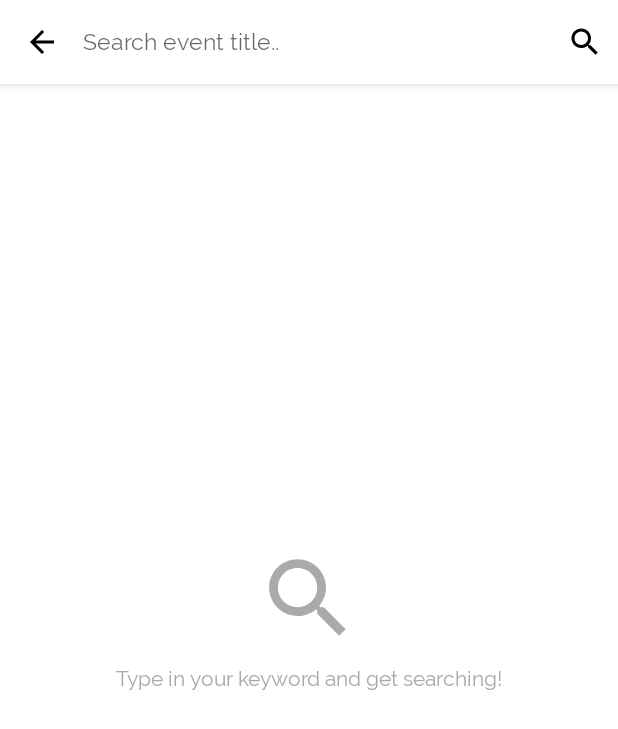
After one commit to DamiTesfaye/Tukio2.0, an Android app: the SearchActivity screen opened directly, with no data from a screen before it, on a phone screen of 412 x 824 dp. The commit adds this screen. Shown: the top 729 px of the screen. Run offline under Robolectric (Android 15) with nearby library versions, the light colour scheme and no system bars; our stand-ins replace CircleImageView, Firebase (no records; nobody signed in at launch, a user with empty details on screens opened directly); libraries missing offline, so code that uses them is left out: id.zelory.compressor; pictures from the network do not load.

Commit message:
Search activity feature implemented

```diff
--- a/app/src/main/AndroidManifest.xml
+++ b/app/src/main/AndroidManifest.xml
@@ -25,6 +25,8 @@
             android:roundIcon="@drawable/tukio_icon"
             android:supportsRtl="true"
             android:theme="@style/AppTheme">
+        <activity android:name=".View.Activities.SearchActivity">
+        </activity>
         <activity android:name=".View.Activities.EditProfileActivity">
         </activity>
         <activity android:name=".View.Activities.AddEventFinalActivity">
@@ -45,6 +47,7 @@
         <meta-data
                 android:name="com.google.android.geo.API_KEY"
                 android:value="@string/google_maps_key"/>
+
         <activity
                 android:name=".View.Activities.SplashActivity"
                 android:screenOrientation="portrait"
@@ -105,6 +108,7 @@
         <meta-data
                 android:name="com.google.firebase.messaging.default_notification_channel_id"
                 android:value="Tukio Events"/>
+
         <activity
                 android:name=".View.Activities.SignUpActivity"
                 android:theme="@style/AuthThemes"/>
--- a/app/src/main/java/io/neolution/eventify/View/Fragments/HomeFragment/HomeFragment.kt
+++ b/app/src/main/java/io/neolution/eventify/View/Fragments/HomeFragment/HomeFragment.kt
@@ -122,7 +122,7 @@ class HomeFragment: Fragment(){
         binding.fragHomeFineTuningLayout.visibility = VISIBLE
 
         eventViewModel.getPromotedEvents().orderBy("eventPostTime", Query.Direction.DESCENDING)
-            .addSnapshotListener(activity!!) { snapshot, _ ->
+            .addSnapshotListener { snapshot, _ ->
                 if (snapshot != null && !snapshot.isEmpty) {
 
                     val promotedEventList = mutableListOf<FullEventsModel>()
--- a/app/src/main/res/drawable/search_edit_text_bg.xml
+++ b/app/src/main/res/drawable/search_edit_text_bg.xml
@@ -4,7 +4,7 @@
 	<corners
 		android:radius="20dp"/>
 	<solid
-		android:color="#FAFAFA"
+		android:color="#EEEEEE"
 		/>
 
 </shape>
--- /dev/null
+++ b/app/src/main/res/layout/activity_search.xml
@@ -0,0 +1,153 @@
+<?xml version="1.0" encoding="utf-8"?>
+<android.support.constraint.ConstraintLayout
+        xmlns:android="http://schemas.android.com/apk/res/android"
+        xmlns:tools="http://schemas.android.com/tools"
+        xmlns:app="http://schemas.android.com/apk/res-auto"
+        android:layout_width="match_parent"
+        android:layout_height="match_parent"
+        android:background="@color/colorPrimary"
+        tools:context=".View.Activities.SearchActivity">
+
+    <android.support.design.widget.AppBarLayout
+            android:layout_width="match_parent"
+            app:layout_constraintTop_toTopOf="parent"
+            android:id="@+id/search_activity_app_bar"
+            android:layout_height="?attr/actionBarSize">
+
+        <android.support.v7.widget.Toolbar android:layout_width="match_parent"
+                                           android:layout_height="?attr/actionBarSize">
+
+            <LinearLayout android:layout_width="match_parent"
+                          android:orientation="horizontal"
+                          android:layout_height="match_parent">
+
+                <ImageButton
+                        android:layout_width="wrap_content"
+                        android:background="?attr/selectableItemBackgroundBorderless"
+                        android:layout_gravity="center_vertical"
+                        app:srcCompat="@drawable/ic_back"
+                        android:layout_marginEnd="5dp"
+                        android:id="@+id/search_activity_back_btn"
+                        android:layout_height="wrap_content"/>
+
+                <EditText android:layout_width="0dp"
+                          android:layout_marginStart="10dp"
+                          android:gravity="center_vertical"
+                          android:imeActionLabel="Search"
+                          android:imeOptions="actionSearch|actionDone|actionGo|actionSend"
+                          android:id="@+id/search_activity_edit_text"
+                          android:imeActionId="2"
+                          android:textSize="15sp"
+                          android:layout_weight="1"
+                          android:inputType="text"
+
+                          android:fontFamily="@font/font_family"
+                          android:textColor="@android:color/black"
+                          android:background="@android:color/transparent"
+                          android:hint="Search event title.."
+                          android:layout_height="match_parent"/>
+
+                <ImageButton
+                        android:layout_width="wrap_content"
+                        android:layout_gravity="center_vertical"
+                        android:background="?attr/selectableItemBackgroundBorderless"
+                        app:srcCompat="@drawable/ic_search"
+                        android:layout_marginStart="10dp"
+                        android:id="@+id/search_activity_search_btn"
+                        android:layout_marginEnd="10dp"
+                        android:tint="@android:color/black"
+                        android:layout_height="wrap_content"/>
+
+            </LinearLayout>
+
+        </android.support.v7.widget.Toolbar>
+
+    </android.support.design.widget.AppBarLayout>
+
+    <android.support.v7.widget.RecyclerView
+            android:layout_width="match_parent"
+            android:id="@+id/search_activity_recycler"
+            app:layout_behavior="@string/appbar_scrolling_view_behavior"
+            android:visibility="gone"
+            app:layout_constraintTop_toBottomOf="@id/search_activity_app_bar"
+            app:layout_constraintBottom_toBottomOf="parent"
+            android:layout_height="0dp"/>
+
+    <LinearLayout android:layout_width="match_parent"
+                  android:layout_gravity="center"
+                  android:padding="10dp"
+                  app:layout_constraintTop_toTopOf="parent"
+                  app:layout_constraintBottom_toBottomOf="parent"
+                  app:layout_constraintStart_toStartOf="parent"
+                  app:layout_constraintEnd_toEndOf="parent"
+                  android:id="@+id/search_activity_search_placeholder"
+                  android:orientation="vertical"
+                  android:layout_height="wrap_content">
+
+        <ImageView android:layout_width="70dp"
+                   app:srcCompat="@drawable/ic_search"
+                   android:tint="@android:color/darker_gray"
+                   android:layout_gravity="center_horizontal"
+                   android:layout_height="70dp"/>
+
+        <TextView android:layout_width="wrap_content"
+                  android:layout_gravity="center_horizontal"
+                  android:layout_marginTop="10dp"
+                  android:textColor="@android:color/darker_gray"
+                  android:text="Type in your keyword and get searching!"
+                  android:layout_height="wrap_content"/>
+
+    </LinearLayout>
+
+    <LinearLayout android:layout_width="match_parent"
+                  android:layout_gravity="center"
+                  android:padding="10dp"
+                  app:layout_constraintTop_toTopOf="parent"
+                  app:layout_constraintBottom_toBottomOf="parent"
+                  app:layout_constraintStart_toStartOf="parent"
+                  app:layout_constraintEnd_toEndOf="parent"
+                  android:visibility="gone"
+                  android:id="@+id/search_activity_searchind_layout"
+                  android:orientation="vertical"
+                  android:layout_height="wrap_content">
+
+        <ProgressBar android:layout_width="50dp"
+                   android:layout_gravity="center_horizontal"
+                   android:layout_height="50dp"/>
+
+        <TextView android:layout_width="wrap_content"
+                  android:layout_marginTop="20dp"
+                  android:layout_gravity="center_horizontal"
+                  android:textColor="@android:color/black"
+                  android:text="Searching.."
+                  android:layout_height="wrap_content"/>
+
+    </LinearLayout>
+
+    <LinearLayout android:layout_width="match_parent"
+                  android:layout_gravity="center"
+                  android:padding="10dp"
+                  app:layout_constraintTop_toTopOf="parent"
+                  app:layout_constraintBottom_toBottomOf="parent"
+                  app:layout_constraintStart_toStartOf="parent"
+                  app:layout_constraintEnd_toEndOf="parent"
+                  android:visibility="gone"
+                  android:id="@+id/search_activity_empty_search_layout"
+                  android:orientation="vertical"
+                  android:layout_height="wrap_content">
+
+        <ImageView android:layout_width="70dp"
+                   app:srcCompat="@drawable/ic_search"
+                   android:tint="@android:color/darker_gray"
+                   android:layout_gravity="center_horizontal"
+                   android:layout_height="70dp"/>
+
+        <TextView android:layout_width="wrap_content"
+                  android:layout_gravity="center_horizontal"
+                  android:textColor="@android:color/black"
+                  android:text="Sorry, no matches for your entry.. for now"
+                  android:layout_height="wrap_content"/>
+
+    </LinearLayout>
+
+</android.support.constraint.ConstraintLayout>
```
Also changed, not shown: app/src/main/java/io/neolution/eventify/View/Activities/SearchActivity.kt (added, +353 -0 lines), app/src/main/java/io/neolution/eventify/View/Fragments/HomeFragment/ExploreFragment.kt (+8 -4 lines).
